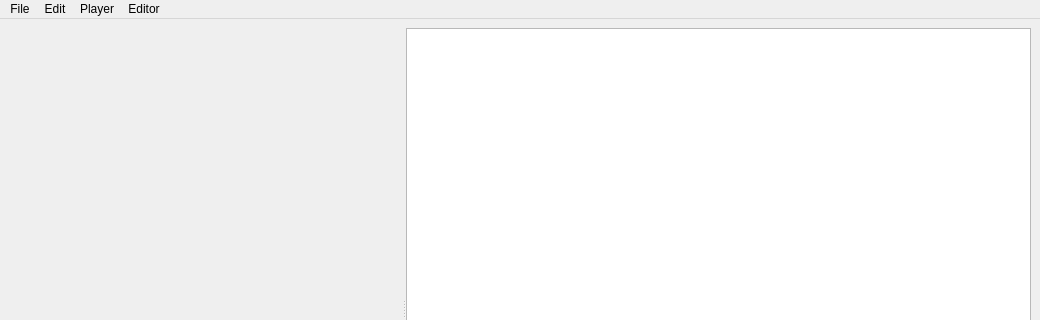
Old version of the form tool.ui in the repository jatindalal/asr-post-editor; both pictures show x 0 to 1040 and y 0 to 320 of the 1040 by 618 pixel window.
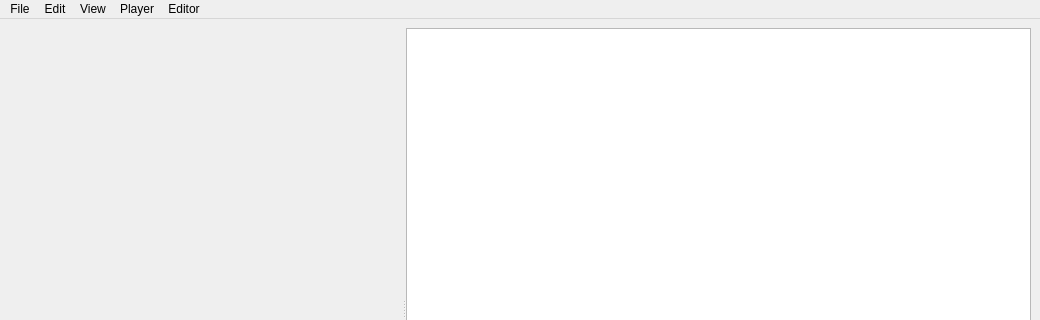
New version of the form. Custom widgets are drawn as their Qt base class.

Commit message: add view menu to the tool

What changed in the file:
```diff
--- a/tool.ui
+++ b/tool.ui
@@ -127,8 +127,16 @@
     <addaction name="separator"/>
     <addaction name="edit_findReplace"/>
    </widget>
+   <widget class="QMenu" name="menuView">
+    <property name="title">
+     <string>View</string>
+    </property>
+    <addaction name="view_zoomIn"/>
+    <addaction name="view_zoomOut"/>
+   </widget>
    <addaction name="menuFile"/>
    <addaction name="menuEdit"/>
+   <addaction name="menuView"/>
    <addaction name="menuMedia_Player"/>
    <addaction name="menuEditor"/>
   </widget>
```
Left out of the diff: 10 changed lines with no effect on the pictures. The commit also changes 1 other file.
